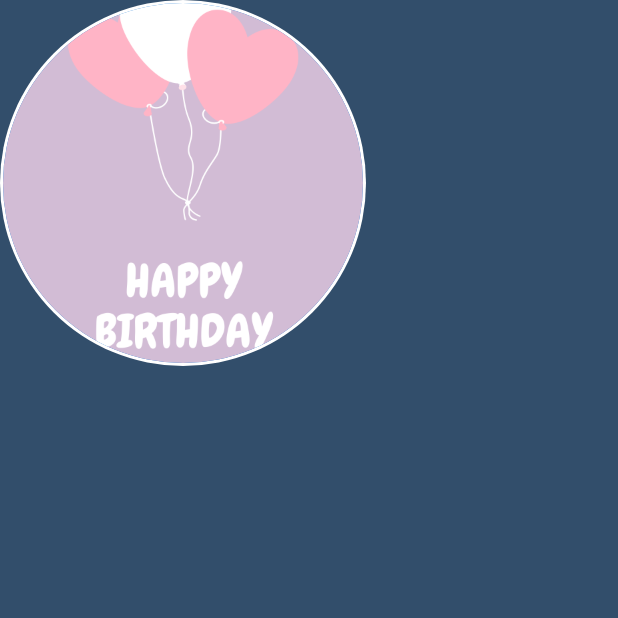
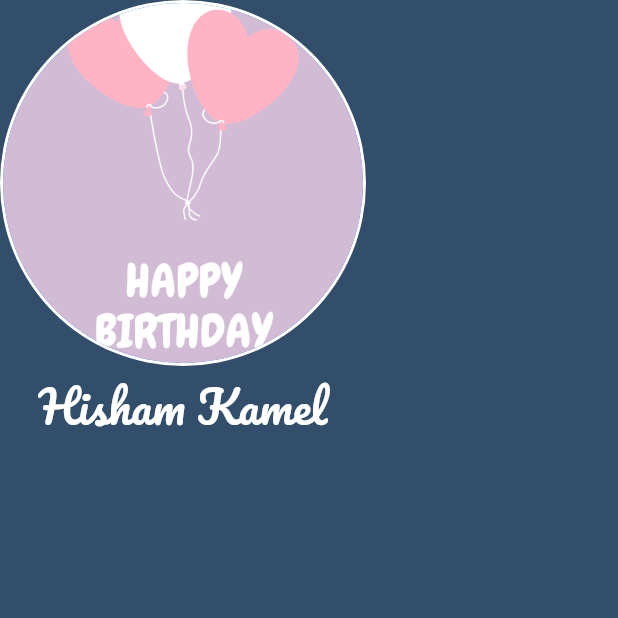
Before and after one commit to Hishamk99/BusinessCardApp, a Flutter app: the screen it shows after launch, on a phone screen of 412 x 824 dp, the top half of it. Run offline on Flutter 3.47's test engine with Material 2 defaults, Android fonts, the phone set to English and light mode, and no system bars.

Commit message:
adding font

```diff
--- a/lib/main.dart
+++ b/lib/main.dart
@@ -11,7 +11,7 @@ class BusinessCardApp extends StatelessWidget {
   Widget build(BuildContext context) {
     return const MaterialApp(
       home: Scaffold(
-        backgroundColor: const Color(0xff324E6B),
+        backgroundColor: Color(0xff324E6B),
         body: Column(
           children: [
             CircleAvatar(
@@ -21,6 +21,14 @@ class BusinessCardApp extends StatelessWidget {
                 radius: 120,
                 backgroundImage: AssetImage('assets/images/birth.png'),
               ),
+            ),
+            Text(
+              'Hisham Kamel',
+              style: TextStyle(
+                fontFamily: 'Pacifico',
+                fontSize: 30,
+                color: Colors.white,
+              ),
             )
           ],
         ),
```
